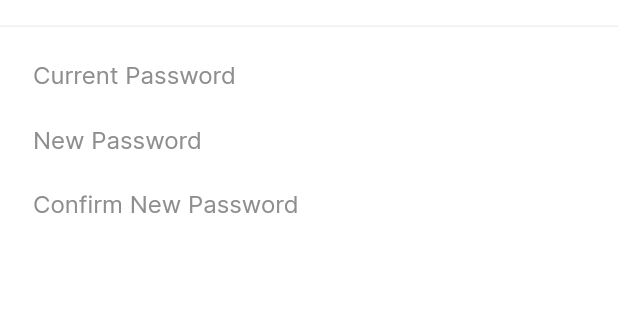
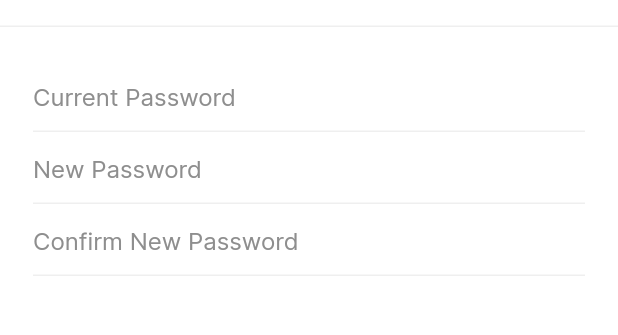
Before and after one commit to chxmpxx/chom-tu-app, a Flutter app: the ProfileChangePasswordScreen screen opened by its route, on a phone screen of 412 x 824 dp, the part 63-398 px from its top. Run offline on Flutter 3.47's test engine with Material 2 defaults, Android fonts, the light colour scheme and no system bars; our stand-ins replace camera, flutter_svg, image_cropper, image_picker, page_transition, sliding_up_panel; missing offline and left inert: matrix_gesture_detector.

Commit message:
add text_form_field and bottom_sheet widget

```diff
--- a/lib/configs/routes/routes.dart
+++ b/lib/configs/routes/routes.dart
@@ -25,6 +25,7 @@ import 'package:flutter/material.dart';
 import 'package:page_transition/page_transition.dart';
 
 const routeLogin = '/login';
+const routeSignUp = '/sign_up';
 
 const routeWardrobe = '/wardrobe';
 const routeWardrobeInfo = '/wardrobe_info';
@@ -142,10 +143,16 @@ class Routes {
           type: PageTransitionType.rightToLeft
         );
 
+      case routeSignUp:
+        return PageTransition(
+          child: SignUpScreen(),
+          type: PageTransitionType.rightToLeft
+        );
+
       // Login
       default:
         return PageTransition(
-          child: SignUpScreen(),
+          child: DashboardScreen(),
           type: PageTransitionType.rightToLeft
         );
     }
--- a/lib/profile/screens/profile_change_password_screen.dart
+++ b/lib/profile/screens/profile_change_password_screen.dart
@@ -1,4 +1,5 @@
 import 'package:chom_tu/configs/themes/colors.dart';
+import 'package:chom_tu/widgets/text_form_field_widget.dart';
 import 'package:flutter/material.dart';
 import 'package:flutter_svg/flutter_svg.dart';
 
@@ -7,10 +8,19 @@ class ProfileChangePasswordScreen extends StatelessWidget {
 
   @override
   Widget build(BuildContext context) {
-    return Scaffold(
+    final formKey = GlobalKey<FormState>();
+    TextEditingController currentPassword = TextEditingController();
+    TextEditingController newPassword = TextEditingController();
+    TextEditingController confirmNewPassword = TextEditingController();
+
+    return GestureDetector(
+      onTap: () {
+        FocusManager.instance.primaryFocus?.unfocus();
+      },
+      child: Scaffold(
         backgroundColor: kColorsWhite,
         appBar: AppBar(
-        shape: Border(
+          shape: const Border(
             bottom: BorderSide(
               color: kColorsLightGrey,
               width: kAppbarBorderWidth
@@ -40,17 +50,19 @@ class ProfileChangePasswordScreen extends StatelessWidget {
             ),
           ],
         ),
-      body: Padding(
+        body: Form(
+          key: formKey,
+          child: Padding(
             padding: const EdgeInsets.all(22),
             child: Column(
               crossAxisAlignment: CrossAxisAlignment.start,
               children: [
-            Text('Current Password', style: Theme.of(context).textTheme.headline6),
-            SizedBox(height: 24),
-            Text('New Password', style: Theme.of(context).textTheme.headline6),
-            SizedBox(height: 24),
-            Text('Confirm New Password', style: Theme.of(context).textTheme.headline6)
+                TextFormFieldWidget(controller: currentPassword, hintText: "Current Password", validator: "Please enter current password", isPassword: true),
+                TextFormFieldWidget(controller: newPassword, hintText: "New Password", validator: "Please enter new password", isPassword: true),
+                TextFormFieldWidget(controller: confirmNewPassword, hintText: "Confirm New Password", validator: "Please enter confirm new password", isPassword: true),
               ],
+            ),
+          ),
         ),
       ),
     );
--- a/lib/profile/screens/profile_screen.dart
+++ b/lib/profile/screens/profile_screen.dart
@@ -1,4 +1,5 @@
 import 'package:chom_tu/configs/themes/colors.dart';
+import 'package:chom_tu/profile/widgets/setting_bottom_sheet_widget.dart';
 import 'package:flutter/material.dart';
 import 'package:flutter_svg/flutter_svg.dart';
 
@@ -28,7 +29,7 @@ class ProfileScreen extends StatelessWidget {
           ),
           IconButton(
             onPressed: (){
-              Navigator.pushNamed(context, '/profile_change_password');
+              settingBottomSheetWidget(context);
             },
             icon: SvgPicture.asset('assets/a5_setting_1.svg', color: kColorsBlack)
           )
--- a/lib/social/screens/social_screen.dart
+++ b/lib/social/screens/social_screen.dart
@@ -11,7 +11,7 @@ class SocialScreen extends StatelessWidget {
     return Scaffold(
       backgroundColor: kColorsWhite,
       appBar: AppBar(
-        shape: Border(
+        shape: const Border(
           bottom: BorderSide(
             color: kColorsLightGrey,
             width: kAppbarBorderWidth
@@ -38,11 +38,11 @@ class SocialScreen extends StatelessWidget {
         ],
       ),
       body: ListView(
-        children: [
+        children: const [
           PostWidget(),
           PostWidget()
         ],
-      ),
+      )
     );
   }
 }
--- /dev/null
+++ b/lib/widgets/text_form_field_widget.dart
@@ -0,0 +1,54 @@
+import 'package:chom_tu/configs/themes/colors.dart';
+import 'package:flutter/material.dart';
+import 'package:flutter_svg/flutter_svg.dart';
+
+class TextFormFieldWidget extends StatelessWidget {
+  TextEditingController controller;
+  String hintText;
+  String validator;
+  bool isPassword;
+  bool isAutofocus;
+  bool isCaption;
+  TextFormFieldWidget({Key? key, required this.controller, required this.hintText, required this.validator, this.isPassword = false, this.isAutofocus = false, this.isCaption = false}) : super(key: key);
+
+  @override
+  Widget build(BuildContext context) {
+    bool passwordVisible = false;
+
+    return TextFormField(
+      controller: controller,
+      keyboardType: TextInputType.text,
+      autofocus: isAutofocus,
+      style: Theme.of(context).textTheme.headline5,
+      autocorrect: false,
+      enableSuggestions: false,
+      obscureText: isPassword ? !passwordVisible : false,
+
+      decoration: InputDecoration(
+        hintText: hintText,
+        hintStyle: Theme.of(context).textTheme.headline6,
+        contentPadding: const EdgeInsets.symmetric(vertical: 10),
+        enabledBorder: const UnderlineInputBorder(
+          borderSide: BorderSide(color: kColorsLightGrey),
+        ),
+        focusedBorder: const UnderlineInputBorder(
+          borderSide: BorderSide(color: kColorsLightGrey),
+        ),
+        errorStyle: const TextStyle(fontSize: 12.0, fontWeight: FontWeight.w400, color: kColorsRed),
+
+        // suffixIcon: isPassword ? IconButton(
+        //   icon: passwordVisible ? SvgPicture.asset('assets/o7_eye_1.svg', color: kColorsDarkGrey) : SvgPicture.asset('assets/o7_eye_2.svg', color: kColorsDarkGrey),
+        //   onPressed: (){
+        //     passwordVisible = !passwordVisible;
+        //   },
+        // ) : null,
+      ),
+
+      validator: (value) {
+        if(value!.isEmpty) {
+          return isCaption ? null : validator;
+        } return null;
+      },
+    );
+  }
+}
```
Also changed, not shown: lib/auth/screen/login_screen.dart (+33 -26 lines), lib/auth/screen/sign_up_screen.dart (+32 -15 lines), lib/auth/widgets/button_widget.dart (+5 -2 lines), lib/profile/widgets/setting_bottom_sheet_widget.dart (added, +50 -0 lines), lib/social/screens/social_post_caption_screen.dart (+27 -17 lines), lib/social/widgets/post_bottom_sheet_widget.dart (added, +50 -0 lines), lib/social/widgets/post_widget.dart (+11 -4 lines), lib/wardrobe/screens/wardrobe_edit_info_screen.dart (+15 -9 lines), lib/widgets/bottom_sheet_menu_widget.dart (added, +28 -0 lines), assets/o7_eye_2.svg (added), assets/o8_key_1.svg (added), assets/o8_logout_1.svg (added), assets/o8_report_1.svg (added). Lines whose indentation alone changed are shown as unchanged.
